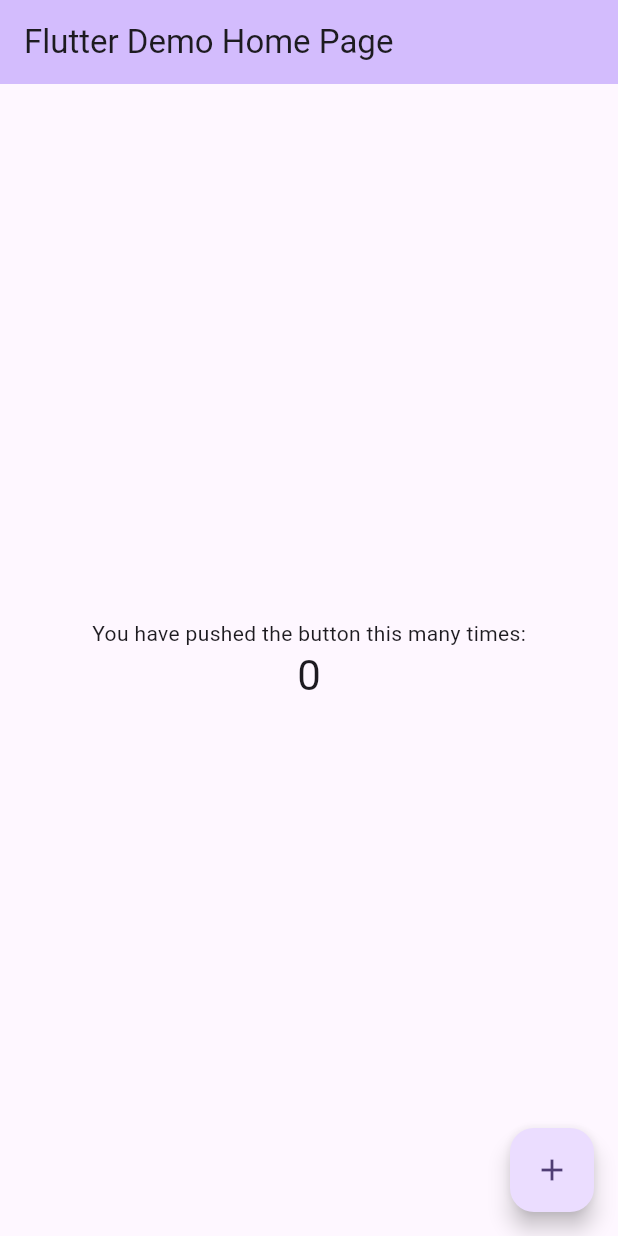
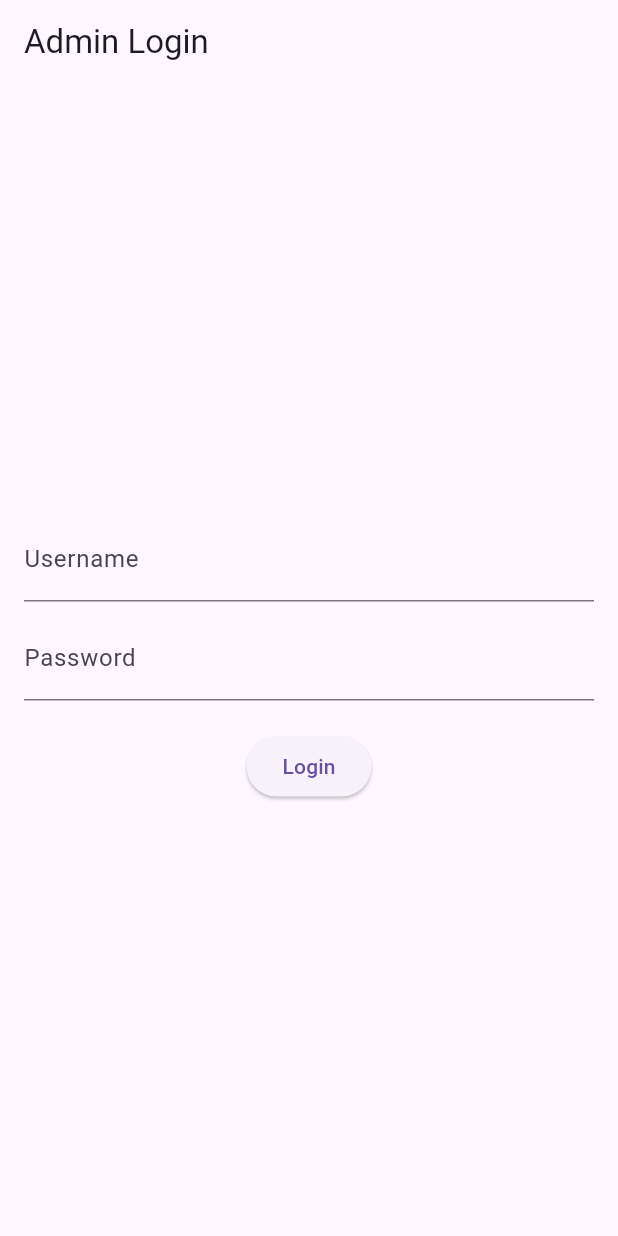
Before and after one commit to NexusGKSoftwares/admin_panel, a Flutter app: the screen it shows after launch, on a phone screen of 412 x 824 dp. Run offline on Flutter 3.47's test engine with Material 3 defaults, Android fonts, the phone set to English and light mode, and no system bars.

Commit message:
"Refactor main.dart to use AdminPanelApp and remove MyHomePage and _MyHomePageState; update widget_test.dart to match changes"

```diff
--- a/lib/main.dart
+++ b/lib/main.dart
@@ -1,125 +1,20 @@
 import 'package:flutter/material.dart';
+import 'screens/login_screen.dart';
+import 'screens/dashboard_screen.dart';
 
 void main() {
-  runApp(const MyApp());
+  runApp(AdminPanelApp());
 }
 
-class MyApp extends StatelessWidget {
-  const MyApp({super.key});
-
-  // This widget is the root of your application.
+class AdminPanelApp extends StatelessWidget {
   @override
   Widget build(BuildContext context) {
     return MaterialApp(
-      title: 'Flutter Demo',
+      title: 'Pure Water Admin Panel',
       theme: ThemeData(
-        // This is the theme of your application.
-        //
-        // TRY THIS: Try running your application with "flutter run". You'll see
-        // the application has a purple toolbar. Then, without quitting the app,
-        // try changing the seedColor in the colorScheme below to Colors.green
-        // and then invoke "hot reload" (save your changes or press the "hot
-        // reload" button in a Flutter-supported IDE, or press "r" if you used
-        // the command line to start the app).
-        //
-        // Notice that the counter didn't reset back to zero; the application
-        // state is not lost during the reload. To reset the state, use hot
-        // restart instead.
-        //
-        // This works for code too, not just values: Most code changes can be
-        // tested with just a hot reload.
-        colorScheme: ColorScheme.fromSeed(seedColor: Colors.deepPurple),
-        useMaterial3: true,
+        primarySwatch: Colors.blue,
       ),
-      home: const MyHomePage(title: 'Flutter Demo Home Page'),
+      home: LoginScreen(), // Start with the login screen
     );
   }
 }
-
-class MyHomePage extends StatefulWidget {
-  const MyHomePage({super.key, required this.title});
-
-  // This widget is the home page of your application. It is stateful, meaning
-  // that it has a State object (defined below) that contains fields that affect
-  // how it looks.
-
-  // This class is the configuration for the state. It holds the values (in this
-  // case the title) provided by the parent (in this case the App widget) and
-  // used by the build method of the State. Fields in a Widget subclass are
-  // always marked "final".
-
-  final String title;
-
-  @override
-  State<MyHomePage> createState() => _MyHomePageState();
-}
-
-class _MyHomePageState extends State<MyHomePage> {
-  int _counter = 0;
-
-  void _incrementCounter() {
-    setState(() {
-      // This call to setState tells the Flutter framework that something has
-      // changed in this State, which causes it to rerun the build method below
-      // so that the display can reflect the updated values. If we changed
-      // _counter without calling setState(), then the build method would not be
-      // called again, and so nothing would appear to happen.
-      _counter++;
-    });
-  }
-
-  @override
-  Widget build(BuildContext context) {
-    // This method is rerun every time setState is called, for instance as done
-    // by the _incrementCounter method above.
-    //
-    // The Flutter framework has been optimized to make rerunning build methods
-    // fast, so that you can just rebuild anything that needs updating rather
-    // than having to individually change instances of widgets.
-    return Scaffold(
-      appBar: AppBar(
-        // TRY THIS: Try changing the color here to a specific color (to
-        // Colors.amber, perhaps?) and trigger a hot reload to see the AppBar
-        // change color while the other colors stay the same.
-        backgroundColor: Theme.of(context).colorScheme.inversePrimary,
-        // Here we take the value from the MyHomePage object that was created by
-        // the App.build method, and use it to set our appbar title.
-        title: Text(widget.title),
-      ),
-      body: Center(
-        // Center is a layout widget. It takes a single child and positions it
-        // in the middle of the parent.
-        child: Column(
-          // Column is also a layout widget. It takes a list of children and
-          // arranges them vertically. By default, it sizes itself to fit its
-          // children horizontally, and tries to be as tall as its parent.
-          //
-          // Column has various properties to control how it sizes itself and
-          // how it positions its children. Here we use mainAxisAlignment to
-          // center the children vertically; the main axis here is the vertical
-          // axis because Columns are vertical (the cross axis would be
-          // horizontal).
-          //
-          // TRY THIS: Invoke "debug painting" (choose the "Toggle Debug Paint"
-          // action in the IDE, or press "p" in the console), to see the
-          // wireframe for each widget.
-          mainAxisAlignment: MainAxisAlignment.center,
-          children: <Widget>[
-            const Text(
-              'You have pushed the button this many times:',
-            ),
-            Text(
-              '$_counter',
-              style: Theme.of(context).textTheme.headlineMedium,
-            ),
-          ],
-        ),
-      ),
-      floatingActionButton: FloatingActionButton(
-        onPressed: _incrementCounter,
-        tooltip: 'Increment',
-        child: const Icon(Icons.add),
-      ), // This trailing comma makes auto-formatting nicer for build methods.
-    );
-  }
-}
--- /dev/null
+++ b/lib/screens/login_screen.dart
@@ -0,0 +1,47 @@
+// login_screen.dart
+import 'package:flutter/material.dart';
+import 'dashboard_screen.dart';
+
+class LoginScreen extends StatelessWidget {
+  const LoginScreen({super.key});
+
+  @override
+  Widget build(BuildContext context) {
+    return Scaffold(
+      appBar: AppBar(
+        title: const Text('Admin Login'),
+      ),
+      body: Padding(
+        padding: const EdgeInsets.all(16.0),
+        child: Column(
+          mainAxisAlignment: MainAxisAlignment.center,
+          children: [
+            const TextField(
+              decoration: InputDecoration(
+                labelText: 'Username',
+              ),
+            ),
+            const SizedBox(height: 10),
+            const TextField(
+              decoration: InputDecoration(
+                labelText: 'Password',
+              ),
+              obscureText: true,
+            ),
+            const SizedBox(height: 20),
+            ElevatedButton(
+              onPressed: () {
+                // Simulate login success and navigate to the dashboard
+                Navigator.pushReplacement(
+                  context,
+                  MaterialPageRoute(builder: (context) => DashboardScreen()),
+                );
+              },
+              child: const Text('Login'),
+            ),
+          ],
+        ),
+      ),
+    );
+  }
+}
```
Also changed, not shown: 1 other file.
